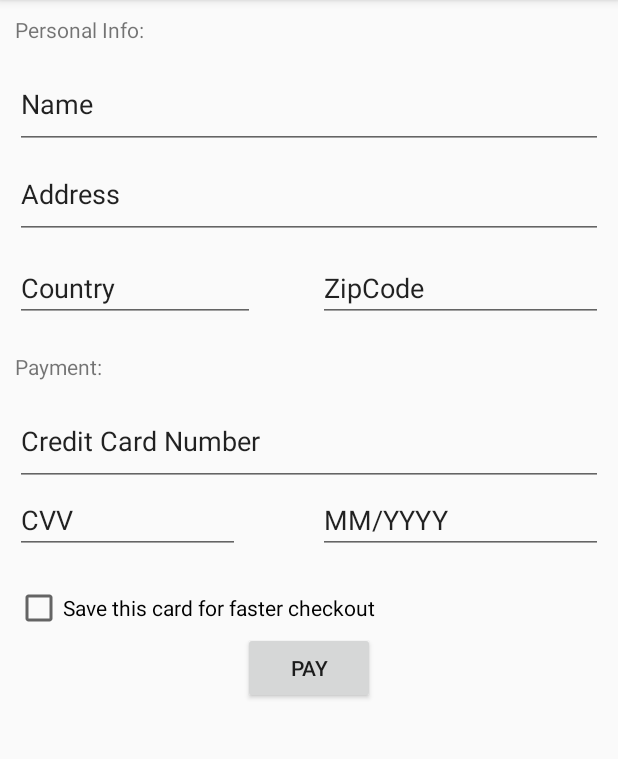
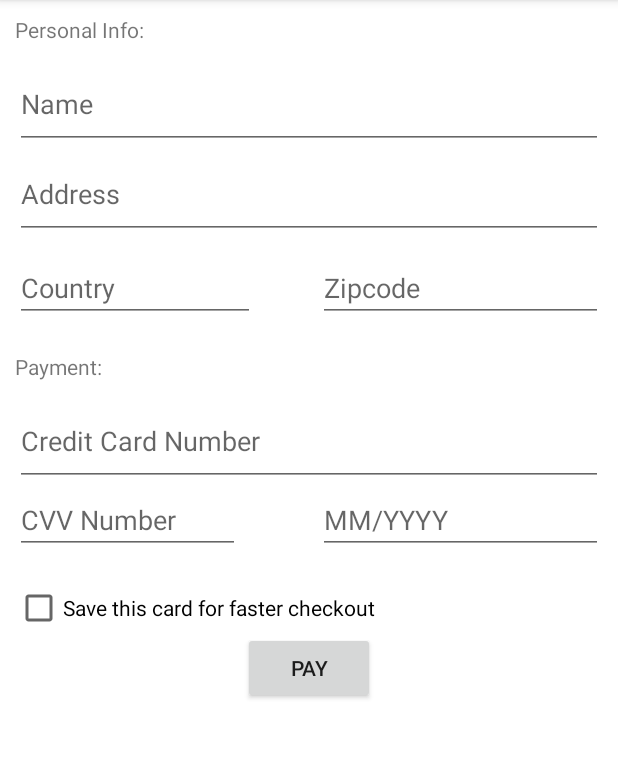
Before and after one commit to CS575DatabaseProject/Kiranaa, an Android app: the fragment Checkout shown on its own in the app's theme, on a phone screen of 412 x 824 dp, the part 84-843 px from its top. Run offline under Robolectric (Android 15) with nearby library versions, the phone set to English and light mode, and no system bars; our stand-ins replace Firebase (no records; nobody signed in at launch, a user with empty details on screens opened directly).

Commit message:
added onclicklistener and updated checkout fragment

```diff
--- a/app/src/main/java/com/example/batman/kiranaa/Checkout.java
+++ b/app/src/main/java/com/example/batman/kiranaa/Checkout.java
@@ -9,16 +9,10 @@ import android.view.View;
 import android.view.ViewGroup;
 import android.widget.Button;
 import android.widget.EditText;
+import android.widget.Toast;
 
+import com.google.firebase.database.DatabaseReference;
 
-/**
- * A simple {@link Fragment} subclass.
- * Activities that contain this fragment must implement the
- * {@link Checkout.OnFragmentInteractionListener} interface
- * to handle interaction events.
- * Use the {@link Checkout#newInstance} factory method to
- * create an instance of this fragment.
- */
 public class Checkout extends Fragment {
 
     private EditText userName;
@@ -28,7 +22,8 @@ public class Checkout extends Fragment {
     private EditText userCardNumber;
     private EditText userCvvNumber;
     private EditText userCardExpDate;
-    private Button CheckOutButton;
+    private Button checkOutButton;
+
 
 
     @Override
@@ -36,6 +31,7 @@ public class Checkout extends Fragment {
                              Bundle savedInstanceState) {
         final View checkOutInflate = inflater.inflate(R.layout.fragment_checkout, container, false);
         // Inflate the layout for this fragment
+
         userName = (EditText)checkOutInflate.findViewById(R.id.userName);
         userAddress = (EditText)checkOutInflate.findViewById(R.id.userAddress);
         userCountry = (EditText)checkOutInflate.findViewById(R.id.userCountry);
@@ -43,9 +39,25 @@ public class Checkout extends Fragment {
         userCardNumber = (EditText)checkOutInflate.findViewById(R.id.userCardNumber);
         userCvvNumber = (EditText)checkOutInflate.findViewById(R.id.userCvvNumber);
         userCardExpDate = (EditText)checkOutInflate.findViewById(R.id.userCardExpDate);
+        checkOutButton = (Button)checkOutInflate.findViewById(R.id.checkOut);
 
 
 
+        final String name = userName.getText().toString().trim();
+        final String address = userAddress.getText().toString().trim();
+        String country = userCountry.getText().toString().trim();
+        String zipcode = userZipCode.getText().toString().trim();
+        String cardnumber = userCardNumber.getText().toString().trim();
+        String cvvnumber = userCvvNumber.getText().toString().trim();
+        String cardexpdate = userCardExpDate.getText().toString().trim();
+
+        checkOutButton.setOnClickListener(new View.OnClickListener() {
+
+            @Override
+            public void onClick(View view) {
+                Toast.makeText(getContext(),"NAME" + name + "ADDRESS" + address, Toast.LENGTH_SHORT).show();
+            }
+        });
 
 
 
--- a/app/src/main/java/com/example/batman/kiranaa/MainActivity.java
+++ b/app/src/main/java/com/example/batman/kiranaa/MainActivity.java
@@ -219,6 +219,9 @@ public class MainActivity extends AppCompatActivity
             fragmentManager.beginTransaction().replace(R.id.content_main, cart).commit();
 
         } else if (id == R.id.nav_payment) {
+            Fragment checkout = new Checkout();
+            FragmentManager fragmentManager = ((Activity) context).getFragmentManager();
+            fragmentManager.beginTransaction().replace(R.id.content_main, checkout).commit();
 
         }
 
--- a/app/src/main/res/layout/fragment_checkout.xml
+++ b/app/src/main/res/layout/fragment_checkout.xml
@@ -2,7 +2,8 @@
 xmlns:tools="http://schemas.android.com/tools"
 android:layout_width="match_parent"
 android:layout_height="match_parent"
-tools:context="com.example.batman.kiranaa.Checkout">
+tools:context="com.example.batman.kiranaa.Checkout"
+    android:background="@color/white">
 
 <!-- TODO: Update blank fragment layout -->
 <RelativeLayout
@@ -22,7 +23,7 @@ tools:context="com.example.batman.kiranaa.Checkout">
     <EditText
         android:layout_width="match_parent"
         android:layout_height="60dp"
-        android:text="Name"
+        android:hint="@string/Name"
         android:inputType="text"
         android:id="@+id/userName"
         android:layout_below="@+id/headTextPersonalInfo"
@@ -35,7 +36,7 @@ tools:context="com.example.batman.kiranaa.Checkout">
         android:layout_height="60dp"
         android:ems="10"
         android:inputType="text"
-        android:text="Address"
+        android:hint="@string/Address"
         android:layout_marginBottom="10dp"
         android:layout_below="@+id/userName"/>
 
@@ -53,7 +54,7 @@ tools:context="com.example.batman.kiranaa.Checkout">
             android:layout_marginBottom="10dp"
             android:ems="10"
             android:inputType="text"
-            android:text="Country"/>
+            android:hint="@string/Country"/>
 
         <EditText
             android:id="@+id/userZipCode"
@@ -63,7 +64,7 @@ tools:context="com.example.batman.kiranaa.Checkout">
             android:layout_marginStart="10dp"
             android:ems="10"
             android:inputType="number"
-            android:text="ZipCode"/>
+            android:hint="@string/Zipcode"/>
     </RelativeLayout>
 
     <RelativeLayout
@@ -85,7 +86,7 @@ tools:context="com.example.batman.kiranaa.Checkout">
             android:layout_height="60dp"
             android:ems="10"
             android:inputType="number"
-            android:text="Credit Card Number" />
+            android:hint="@string/Credit_Card_Number" />
 
         <RelativeLayout
             android:layout_width="match_parent"
@@ -100,7 +101,7 @@ tools:context="com.example.batman.kiranaa.Checkout">
                 android:layout_marginBottom="10dp"
                 android:ems="10"
                 android:inputType="number"
-                android:text="CVV"/>
+                android:hint="@string/Cvv"/>
 
             <EditText
                 android:id="@+id/userCardExpDate"
@@ -110,7 +111,7 @@ tools:context="com.example.batman.kiranaa.Checkout">
                 android:layout_marginStart="10dp"
                 android:ems="10"
                 android:inputType="date"
-                android:text="MM/YYYY"/>
+                android:hint="@string/date"/>
         </RelativeLayout>
 
         <android.support.v7.widget.AppCompatCheckBox
--- a/app/src/main/res/values/strings.xml
+++ b/app/src/main/res/values/strings.xml
@@ -6,7 +6,13 @@
 
     <string name="action_settings">Settings</string>
     <string name="Cart">Cart</string>
-
+    <string name="Name">Name</string>
+    <string name="Address">Address</string>
+    <string name="Country">Country</string>
+    <string name="Zipcode">Zipcode</string>
+    <string name="Credit_Card_Number">Credit Card Number</string>
+    <string name="Cvv">CVV Number</string>
+    <string name="date">MM/YYYY</string>
     <!-- TODO: Remove or change this placeholder text -->
     <string name="hello_blank_fragment">Hello blank fragment</string>
 
```
